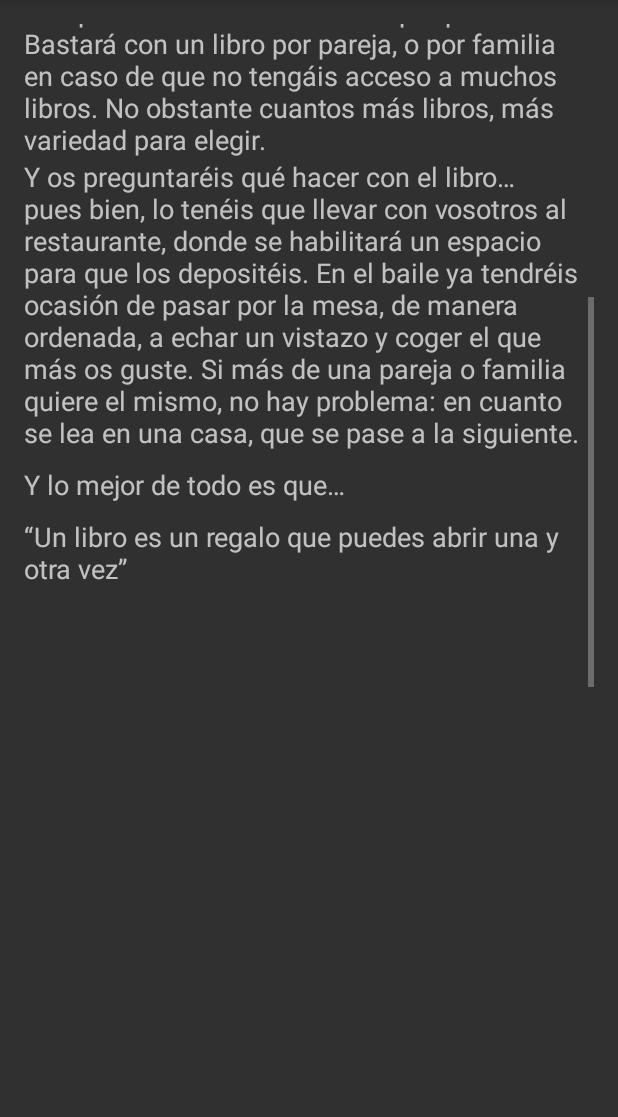
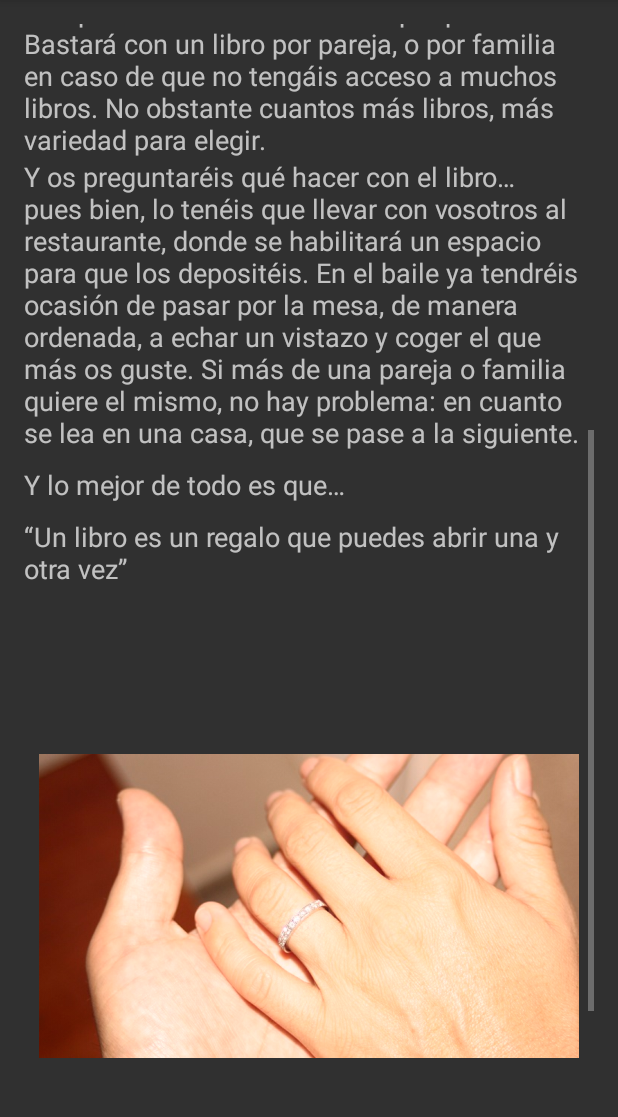
Before and after one commit to sachonidas/JYL, an Android app: the MainActivityLibro screen opened directly, with no data from a screen before it, scrolled down 514 dp, on a phone screen of 412 x 824 dp, the part 84-1201 px from its top. Run offline under Robolectric (Android 15) with nearby library versions, the phone set to English and light mode, and no system bars.

```diff
--- a/app/src/main/java/sachonidas/myapplication/MainActivityAsistencia.java
+++ b/app/src/main/java/sachonidas/myapplication/MainActivityAsistencia.java
@@ -32,6 +32,7 @@
         ImageButton btnVolver = (ImageButton) findViewById(R.id.imageButton);
 
         btnVolver.setImageResource(R.drawable.homeicon);
+
 
         sp1 = (Spinner)findViewById(R.id.sp1);
         ArrayAdapter<CharSequence> adapter = ArrayAdapter.createFromResource(this,
--- a/app/src/main/java/sachonidas/myapplication/MainActivityLaura.java
+++ b/app/src/main/java/sachonidas/myapplication/MainActivityLaura.java
@@ -21,10 +21,8 @@
         setContentView(R.layout.activity_main_activity_laura);
 
         imgLaura = (ImageView)findViewById(R.id.imgLaura);
-        imgFinal = (ImageView)findViewById(R.id.imgFinal);
 
         imgLaura.setImageResource(R.drawable.lauraactivity);
-        imgFinal.setImageResource(R.drawable.laurafinal);
 
         btnVolver = (ImageButton)findViewById(R.id.imageButton);
 
--- a/app/src/main/java/sachonidas/myapplication/MainActivityLocalizacion.java
+++ b/app/src/main/java/sachonidas/myapplication/MainActivityLocalizacion.java
@@ -13,6 +13,7 @@
 
     private ImageView imgAyuntamiento, imgEreta;
     private Button btnMapa;
+    private ImageButton imageButton;
 
     @Override
     protected void onCreate(Bundle savedInstanceState) {
@@ -23,6 +24,8 @@
         imgEreta = (ImageView)findViewById(R.id.imgEreta);
 
         btnMapa = (Button)findViewById(R.id.btnMapa);
+
+        btnMapa.setBackgroundResource(R.drawable.mapa);
 
         imgAyuntamiento.setImageResource(R.drawable.hallazul);
         imgEreta.setImageResource(R.drawable.eretaweb);
--- a/app/src/main/res/layout/activity_main_activity_asistencia.xml
+++ b/app/src/main/res/layout/activity_main_activity_asistencia.xml
@@ -150,7 +150,8 @@
                 android:layout_alignParentBottom="true"
                 android:layout_centerHorizontal="true"
                 android:textAlignment="center"
-                android:layout_gravity="bottom" />
+                android:layout_gravity="bottom"
+                android:translationZ="200dp" />
 
         </LinearLayout>
     </ScrollView>
--- a/app/src/main/res/layout/activity_main_activity_laura.xml
+++ b/app/src/main/res/layout/activity_main_activity_laura.xml
@@ -109,9 +109,4 @@
 
     </ScrollView>
 
-    <ImageView
-        android:layout_width="wrap_content"
-        android:layout_height="wrap_content"
-        android:id="@+id/imgFinal"
-        android:layout_below="@id/scrollView2"/>
 </RelativeLayout>
--- a/app/src/main/res/layout/activity_main_activity_libro.xml
+++ b/app/src/main/res/layout/activity_main_activity_libro.xml
@@ -86,14 +86,17 @@
                 android:id="@+id/textView25"
                 android:layout_below="@id/textView24"
                 android:layout_alignParentBottom="true"
-                android:layout_alignParentStart="true"
-                android:layout_marginBottom="10dp" />
+                android:layout_alignParentStart="true" />
 
             <ImageView
                 android:layout_width="wrap_content"
                 android:layout_height="wrap_content"
                 android:id="@+id/imgManos"
-                android:layout_margin="10dp" />
+                android:layout_margin="10dp"
+                android:maxHeight="50dp"
+                android:maxWidth="50dp"
+                android:minHeight="50dp"
+                android:minWidth="50dp" />
 
             <ImageButton
                 android:layout_width="110px"
```
Also changed, not shown: app/src/main/res/layout/activity_main_activity_localizacion.xml (+9 -7 lines), app/src/main/res/drawable/mapa.png (added), app/src/main/res/drawable/slide.jpg.
